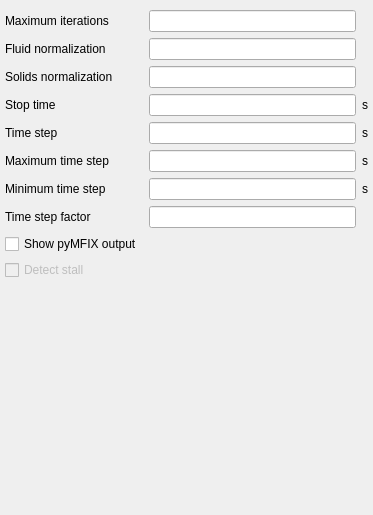
Before: the Qt Designer form mfixgui/uifiles/run.ui in truongd8593/mfix, drawn with Qt 5.
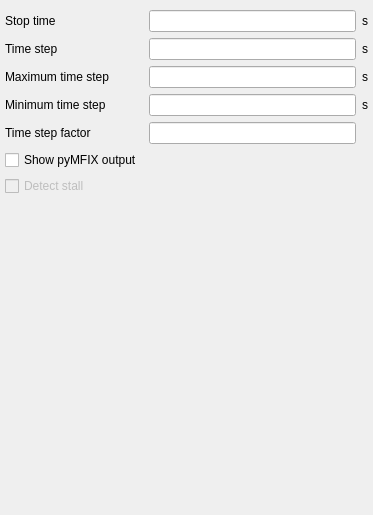
After: the same form once the commit is applied. Custom widgets are drawn as their Qt base class.

Commit message: moved iterations, normalization (#233)

```diff
--- a/mfixgui/uifiles/run.ui
+++ b/mfixgui/uifiles/run.ui
@@ -23,27 +23,14 @@
    <property name="bottomMargin">
     <number>0</number>
    </property>
-   <item row="6" column="1">
-    <widget class="LineEdit" name="lineedit_keyword_dt_min"/>
-   </item>
-   <item row="6" column="2">
-    <widget class="QLabel" name="label_dt_min_units">
-     <property name="text">
-      <string>s</string>
-     </property>
-    </widget>
-   </item>
-   <item row="7" column="0">
+   <item row="4" column="0">
     <widget class="QLabel" name="label_dt_fac">
      <property name="text">
       <string>Time step factor</string>
      </property>
     </widget>
    </item>
-   <item row="7" column="1">
-    <widget class="LineEdit" name="lineedit_keyword_dt_fac"/>
-   </item>
-   <item row="8" column="0">
+   <item row="5" column="0">
     <widget class="QCheckBox" name="checkbox_pymfix_output">
      <property name="enabled">
       <bool>true</bool>
@@ -53,7 +40,33 @@
      </property>
     </widget>
    </item>
-   <item row="9" column="0">
+   <item row="2" column="1">
+    <widget class="LineEdit" name="lineedit_keyword_dt_max"/>
+   </item>
+   <item row="3" column="1">
+    <widget class="LineEdit" name="lineedit_keyword_dt_min"/>
+   </item>
+   <item row="3" column="2">
+    <widget class="QLabel" name="label_dt_min_units">
+     <property name="text">
+      <string>s</string>
+     </property>
+    </widget>
+   </item>
+   <item row="2" column="0">
+    <widget class="QLabel" name="label_dt_max">
+     <property name="sizePolicy">
+      <sizepolicy hsizetype="Minimum" vsizetype="Preferred">
+       <horstretch>0</horstretch>
+       <verstretch>0</verstretch>
+      </sizepolicy>
+     </property>
+     <property name="text">
+      <string>Maximum time step</string>
+     </property>
+    </widget>
+   </item>
+   <item row="6" column="0">
     <widget class="QCheckBox" name="checkbox_detect_stall">
      <property name="enabled">
       <bool>false</bool>
@@ -66,93 +79,20 @@
      </property>
     </widget>
    </item>
-   <item row="4" column="2">
+   <item row="1" column="2">
     <widget class="QLabel" name="label_dt_units">
      <property name="text">
       <string>s</string>
      </property>
     </widget>
    </item>
-   <item row="5" column="0">
-    <widget class="QLabel" name="label_dt_max">
-     <property name="sizePolicy">
-      <sizepolicy hsizetype="Minimum" vsizetype="Preferred">
-       <horstretch>0</horstretch>
-       <verstretch>0</verstretch>
-      </sizepolicy>
-     </property>
-     <property name="text">
-      <string>Maximum time step</string>
-     </property>
-    </widget>
-   </item>
-   <item row="0" column="1">
-    <widget class="LineEdit" name="lineedit_keyword_max_nit">
-     <property name="sizePolicy">
-      <sizepolicy hsizetype="Expanding" vsizetype="Fixed">
-       <horstretch>0</horstretch>
-       <verstretch>0</verstretch>
-      </sizepolicy>
-     </property>
-    </widget>
-   </item>
-   <item row="1" column="0">
-    <widget class="QLabel" name="label_norm_g">
-     <property name="sizePolicy">
-      <sizepolicy hsizetype="Minimum" vsizetype="Preferred">
-       <horstretch>0</horstretch>
-       <verstretch>0</verstretch>
-      </sizepolicy>
-     </property>
-     <property name="text">
-      <string>Fluid normalization</string>
-     </property>
-    </widget>
-   </item>
-   <item row="1" column="1">
-    <widget class="LineEdit" name="lineedit_keyword_norm_g">
-     <property name="sizePolicy">
-      <sizepolicy hsizetype="Expanding" vsizetype="Fixed">
-       <horstretch>0</horstretch>
-       <verstretch>0</verstretch>
-      </sizepolicy>
-     </property>
-    </widget>
-   </item>
-   <item row="0" column="0">
-    <widget class="QLabel" name="label_max_nit">
-     <property name="text">
-      <string>Maximum iterations</string>
-     </property>
-    </widget>
-   </item>
-   <item row="2" column="0">
-    <widget class="QLabel" name="label_norm_s">
-     <property name="sizePolicy">
-      <sizepolicy hsizetype="Minimum" vsizetype="Preferred">
-       <horstretch>0</horstretch>
-       <verstretch>0</verstretch>
-      </sizepolicy>
-     </property>
-     <property name="text">
-      <string>Solids normalization</string>
-     </property>
-    </widget>
-   </item>
    <item row="4" column="1">
+    <widget class="LineEdit" name="lineedit_keyword_dt_fac"/>
+   </item>
+   <item row="1" column="1">
     <widget class="LineEdit" name="lineedit_keyword_dt"/>
    </item>
-   <item row="2" column="1">
-    <widget class="LineEdit" name="lineedit_keyword_norm_s">
-     <property name="sizePolicy">
-      <sizepolicy hsizetype="Expanding" vsizetype="Fixed">
-       <horstretch>0</horstretch>
-       <verstretch>0</verstretch>
-      </sizepolicy>
-     </property>
-    </widget>
-   </item>
-   <item row="3" column="0">
+   <item row="0" column="0">
     <widget class="QLabel" name="label_tstop">
      <property name="sizePolicy">
       <sizepolicy hsizetype="Minimum" vsizetype="Preferred">
@@ -165,34 +105,31 @@
      </property>
     </widget>
    </item>
-   <item row="3" column="1">
+   <item row="0" column="1">
     <widget class="LineEdit" name="lineedit_keyword_tstop"/>
    </item>
-   <item row="5" column="1">
-    <widget class="LineEdit" name="lineedit_keyword_dt_max"/>
-   </item>
-   <item row="5" column="2">
+   <item row="2" column="2">
     <widget class="QLabel" name="label_dt_max_units">
      <property name="text">
       <string>s</string>
      </property>
     </widget>
    </item>
-   <item row="6" column="0">
+   <item row="3" column="0">
     <widget class="QLabel" name="label_dt_min">
      <property name="text">
       <string>Minimum time step</string>
      </property>
     </widget>
    </item>
-   <item row="3" column="2">
+   <item row="0" column="2">
     <widget class="QLabel" name="label_tstop_units">
      <property name="text">
       <string>s</string>
      </property>
     </widget>
    </item>
-   <item row="4" column="0">
+   <item row="1" column="0">
     <widget class="QLabel" name="label_dt">
      <property name="sizePolicy">
       <sizepolicy hsizetype="Minimum" vsizetype="Preferred">
@@ -205,7 +142,7 @@
      </property>
     </widget>
    </item>
-   <item row="10" column="0" colspan="2">
+   <item row="7" column="0" colspan="2">
     <spacer name="verticalSpacer">
      <property name="orientation">
       <enum>Qt::Vertical</enum>
```
The commit also changes 1 other file.
